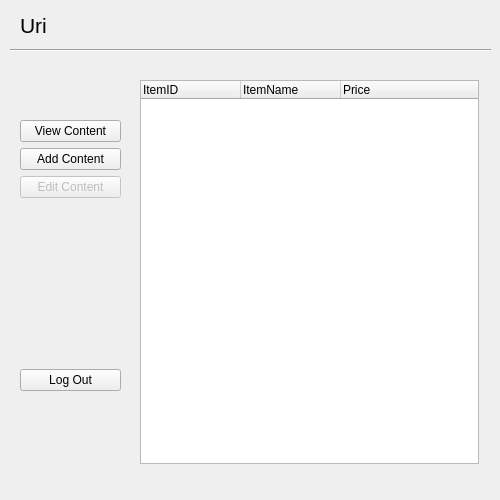
Above: ClientSide/loginPage.ui from MarkWilkes/CText before the change. Below: the same form after it.
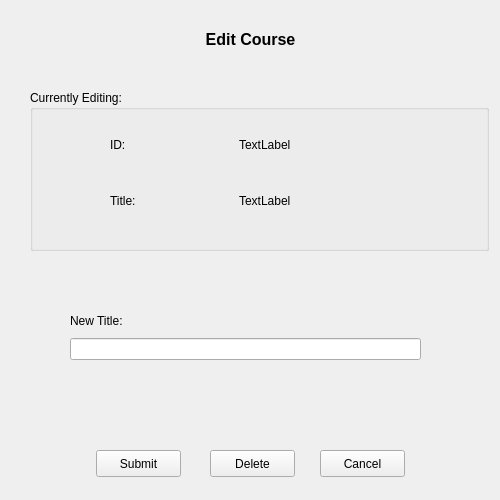
That is the form after the change. The open tabs and pages were chosen to show the change.

Commit message: add the framework for course operation and finished the view course

What changed in the file:
```diff
--- a/ClientSide/loginPage.ui
+++ b/ClientSide/loginPage.ui
@@ -250,7 +250,7 @@
         <x>140</x>
         <y>80</y>
         <width>339</width>
-        <height>384</height>
+        <height>201</height>
        </rect>
       </property>
       <column>
@@ -334,6 +334,43 @@
          </property>
         </widget>
        </item>
+       <item>
+        <spacer name="verticalSpacer_3">
+         <property name="orientation">
+          <enum>Qt::Vertical</enum>
+         </property>
+         <property name="sizeHint" stdset="0">
+          <size>
+           <width>20</width>
+           <height>40</height>
+          </size>
+         </property>
+        </spacer>
+       </item>
+       <item>
+        <widget class="QPushButton" name="viewCourse_button">
+         <property name="text">
+          <string>View Course</string>
+         </property>
+        </widget>
+       </item>
+       <item>
+        <widget class="QPushButton" name="addCourse_button">
+         <property name="text">
+          <string>Add Course</string>
+         </property>
+        </widget>
+       </item>
+       <item>
+        <widget class="QPushButton" name="editCourse_button">
+         <property name="enabled">
+          <bool>false</bool>
+         </property>
+         <property name="text">
+          <string>Edit Course</string>
+         </property>
+        </widget>
+       </item>
        <item>
         <spacer name="verticalSpacer_2">
          <property name="orientation">
@@ -754,6 +791,234 @@
       </property>
      </widget>
     </widget>
+    <widget class="QWidget" name="addCoursePage">
+     <widget class="QLabel" name="label_9">
+      <property name="geometry">
+       <rect>
+        <x>20</x>
+        <y>30</y>
+        <width>461</width>
+        <height>20</height>
+       </rect>
+      </property>
+      <property name="text">
+       <string>&lt;html&gt;&lt;head/&gt;&lt;body&gt;&lt;p align=&quot;center&quot;&gt;&lt;span style=&quot; font-size:12pt; font-weight:600;&quot;&gt;Add Course&lt;/span&gt;&lt;/p&gt;&lt;/body&gt;&lt;/html&gt;</string>
+      </property>
+     </widget>
+     <widget class="QWidget" name="layoutWidget_2">
+      <property name="geometry">
+       <rect>
+        <x>110</x>
+        <y>440</y>
+        <width>301</width>
+        <height>31</height>
+       </rect>
+      </property>
+      <layout class="QHBoxLayout" name="horizontalLayout_3">
+       <item>
+        <widget class="QPushButton" name="addCourseSubmit_button">
+         <property name="enabled">
+          <bool>true</bool>
+         </property>
+         <property name="text">
+          <string>Submit</string>
+         </property>
+        </widget>
+       </item>
+       <item>
+        <spacer name="horizontalSpacer_3">
+         <property name="orientation">
+          <enum>Qt::Horizontal</enum>
+         </property>
+         <property name="sizeHint" stdset="0">
+          <size>
+           <width>40</width>
+           <height>20</height>
+          </size>
+         </property>
+        </spacer>
+       </item>
+       <item>
+        <widget class="QPushButton" name="addCourseCancel_button">
+         <property name="text">
+          <string>Cancel</string>
+         </property>
+        </widget>
+       </item>
+      </layout>
+     </widget>
+     <widget class="QWidget" name="verticalLayoutWidget_2">
+      <property name="geometry">
+       <rect>
+        <x>99</x>
+        <y>153</y>
+        <width>301</width>
+        <height>131</height>
+       </rect>
+      </property>
+      <layout class="QVBoxLayout" name="verticalLayout_10">
+       <item>
+        <widget class="QLabel" name="label_10">
+         <property name="text">
+          <string>Course ID:</string>
+         </property>
+        </widget>
+       </item>
+       <item>
+        <widget class="QLineEdit" name="addCourseID_textbox"/>
+       </item>
+       <item>
+        <widget class="QLabel" name="label_11">
+         <property name="text">
+          <string>Course Title:</string>
+         </property>
+        </widget>
+       </item>
+       <item>
+        <widget class="QLineEdit" name="addCourseTitle_textbox">
+         <property name="text">
+          <string/>
+         </property>
+        </widget>
+       </item>
+      </layout>
+     </widget>
+    </widget>
+    <widget class="QWidget" name="editCoursePage">
+     <widget class="QGroupBox" name="groupBox_3">
+      <property name="geometry">
+       <rect>
+        <x>30</x>
+        <y>90</y>
+        <width>459</width>
+        <height>161</height>
+       </rect>
+      </property>
+      <property name="title">
+       <string>Currently Editing:</string>
+      </property>
+      <widget class="QWidget" name="gridLayoutWidget_2">
+       <property name="geometry">
+        <rect>
+         <x>80</x>
+         <y>30</y>
+         <width>251</width>
+         <height>106</height>
+        </rect>
+       </property>
+       <layout class="QGridLayout" name="gridLayout_3">
+        <item row="1" column="0">
+         <widget class="QLabel" name="label_14">
+          <property name="text">
+           <string>ID:</string>
+          </property>
+         </widget>
+        </item>
+        <item row="2" column="0">
+         <widget class="QLabel" name="label_13">
+          <property name="text">
+           <string>Title:</string>
+          </property>
+         </widget>
+        </item>
+        <item row="2" column="1">
+         <widget class="QLabel" name="courseOldTitle_label">
+          <property name="text">
+           <string>TextLabel</string>
+          </property>
+         </widget>
+        </item>
+        <item row="1" column="1">
+         <widget class="QLabel" name="courseEditID_label">
+          <property name="text">
+           <string>TextLabel</string>
+          </property>
+         </widget>
+        </item>
+       </layout>
+      </widget>
+     </widget>
+     <widget class="QPushButton" name="editCancel_button_2">
+      <property name="geometry">
+       <rect>
+        <x>320</x>
+        <y>450</y>
+        <width>85</width>
+        <height>27</height>
+       </rect>
+      </property>
+      <property name="text">
+       <string>Cancel</string>
+      </property>
+     </widget>
+     <widget class="QPushButton" name="editSubmit_button_2">
+      <property name="enabled">
+       <bool>true</bool>
+      </property>
+      <property name="geometry">
+       <rect>
+        <x>96</x>
+        <y>450</y>
+        <width>85</width>
+        <height>27</height>
+       </rect>
+      </property>
+      <property name="text">
+       <string>Submit</string>
+      </property>
+     </widget>
+     <widget class="QPushButton" name="editDelete_button_2">
+      <property name="enabled">
+       <bool>true</bool>
+      </property>
+      <property name="geometry">
+       <rect>
+        <x>210</x>
+        <y>450</y>
+        <width>85</width>
+        <height>27</height>
+       </rect>
+      </property>
+      <property name="text">
+       <string>Delete</string>
+      </property>
+     </widget>
+     <widget class="QLabel" name="label_15">
+      <property name="geometry">
+       <rect>
+        <x>20</x>
+        <y>30</y>
+        <width>461</width>
+        <height>20</height>
+       </rect>
+      </property>
+      <property name="text">
+       <string>&lt;html&gt;&lt;head/&gt;&lt;body&gt;&lt;p align=&quot;center&quot;&gt;&lt;span style=&quot; font-size:12pt; font-weight:600;&quot;&gt;Edit Course&lt;/span&gt;&lt;/p&gt;&lt;/body&gt;&lt;/html&gt;</string>
+      </property>
+     </widget>
+     <widget class="QWidget" name="layoutWidget">
+      <property name="geometry">
+       <rect>
+        <x>70</x>
+        <y>310</y>
+        <width>351</width>
+        <height>50</height>
+       </rect>
+      </property>
+      <layout class="QVBoxLayout" name="verticalLayout_11">
+       <item>
+        <widget class="QLabel" name="label_12">
+         <property name="text">
+          <string>New Title:</string>
+         </property>
+        </widget>
+       </item>
+       <item>
+        <widget class="QLineEdit" name="newCourseTitle_textbox"/>
+       </item>
+      </layout>
+     </widget>
+    </widget>
    </widget>
   </widget>
  </widget>
```
Left out of the diff: 22 changed lines with no effect on the pictures. The commit also changes 8 other files.
